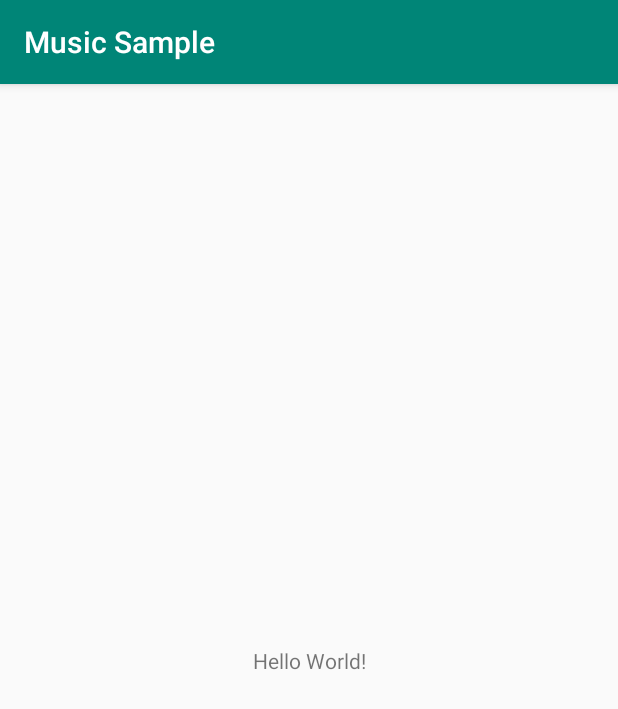
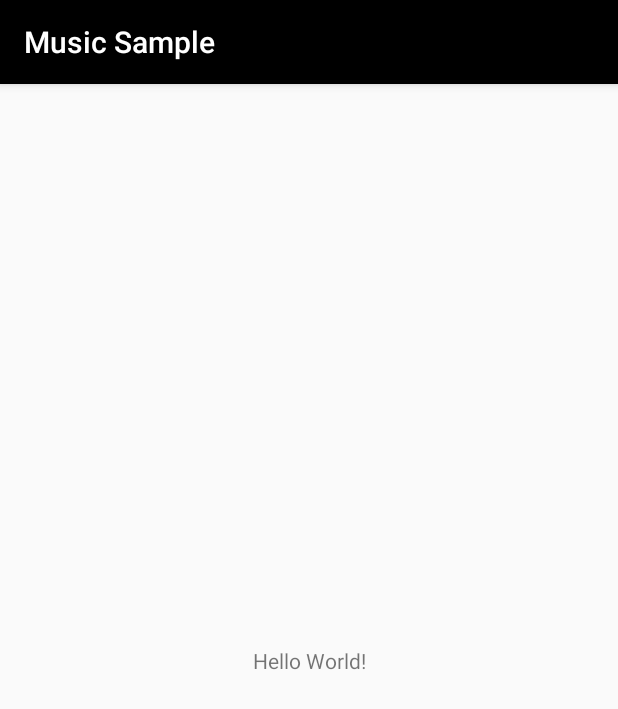
Before and after one commit to jcmbappe/MusicSample, an Android app: the screen it shows after launch (MainActivity), on a phone screen of 412 x 824 dp. Shown: the top 709 px of the screen. Run offline under Robolectric (Android 15) with nearby library versions, the phone set to English and light mode, and no system bars.

Commit message:
[master] Primary & Accent color

```diff
--- a/app/src/main/res/values/colors.xml
+++ b/app/src/main/res/values/colors.xml
@@ -1,6 +1,6 @@
 <?xml version="1.0" encoding="utf-8"?>
 <resources>
-    <color name="colorPrimary">#008577</color>
-    <color name="colorPrimaryDark">#00574B</color>
-    <color name="colorAccent">#D81B60</color>
+    <color name="colorPrimary">#000000</color>
+    <color name="colorPrimaryDark">#000000</color>
+    <color name="colorAccent">#FFFFFF</color>
 </resources>
```
